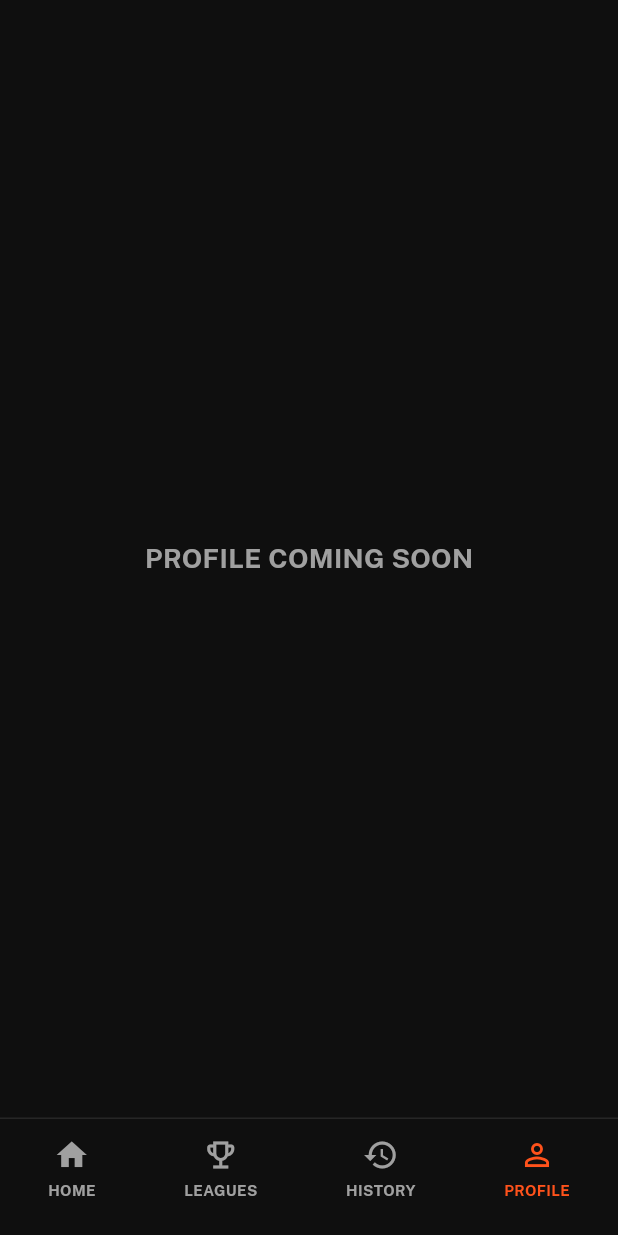
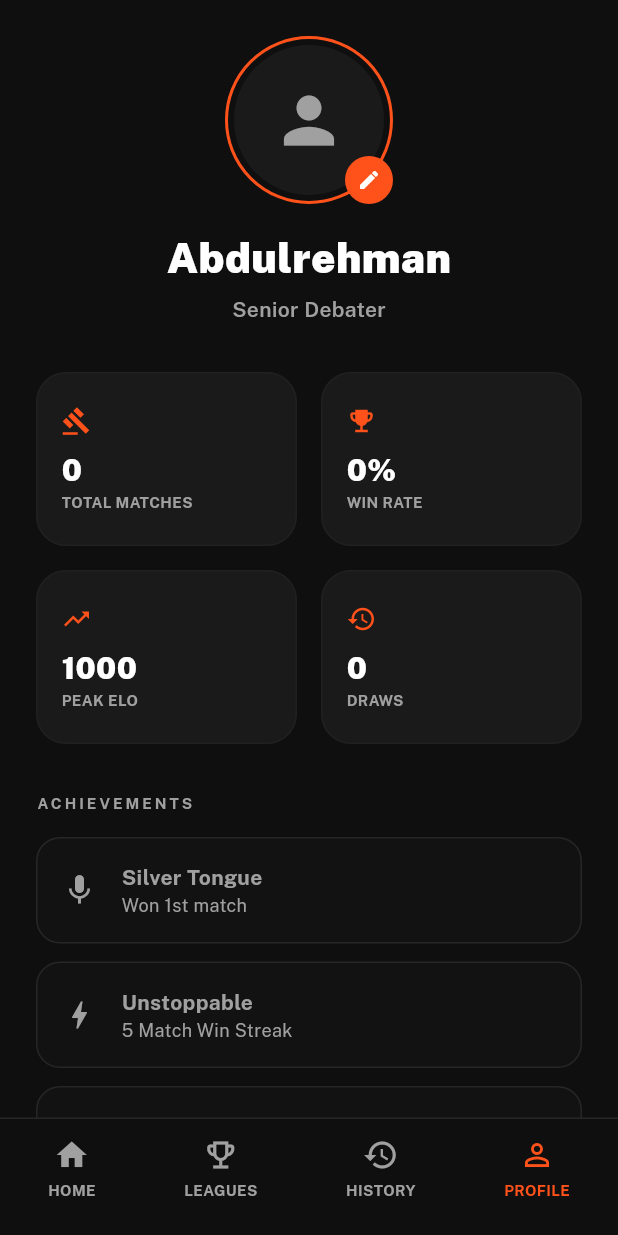
Before and after one commit to Abdulrehman0911/DebateME, a Flutter app: the screen it shows after launch, item 4 of the bottom bar chosen, on a phone screen of 412 x 824 dp. Run offline on Flutter 3.47's test engine with Material 3 defaults, Android fonts, the phone set to English and light mode, and no system bars; our stand-ins replace flutter_dotenv, google_fonts, google_generative_ai, hive_flutter; accounts and stored records are empty.

Commit message:
feat: implement Leagues and Profile screens, completing the core app features and visual polish

```diff
--- a/lib/features/home/home_screen.dart
+++ b/lib/features/home/home_screen.dart
@@ -7,6 +7,8 @@ import '../../core/models/match_record.dart';
 import '../match_setup/pre_game_screen.dart';
 import '../arena/arena_screen.dart';
 import '../history/history_screen.dart';
+import '../league/league_screen.dart';
+import '../profile/profile_screen.dart';
 
 class HomeScreen extends StatefulWidget {
   const HomeScreen({super.key});
@@ -53,9 +55,9 @@ class _HomeScreenState extends State<HomeScreen> {
         dailyPersona: _dailyPersona,
         dailyStance: _dailyStance,
       ),
-      const ComingSoonScreen(title: 'LEAGUES'),
+      const LeaguesScreen(),
       const HistoryScreen(),
-      const ComingSoonScreen(title: 'PROFILE'),
+      const ProfileScreen(),
     ];
   }
 
--- /dev/null
+++ b/lib/features/profile/profile_screen.dart
@@ -0,0 +1,277 @@
+import 'package:flutter/material.dart';
+import 'package:google_fonts/google_fonts.dart';
+import 'package:hive_flutter/hive_flutter.dart';
+import '../../core/constants/app_colors.dart';
+import '../../core/models/match_record.dart';
+
+class ProfileScreen extends StatelessWidget {
+  const ProfileScreen({super.key});
+
+  @override
+  Widget build(BuildContext context) {
+    return Scaffold(
+      backgroundColor: AppColors.background,
+      body: SafeArea(
+        child: ValueListenableBuilder<Box>(
+          valueListenable: Hive.box('match_history').listenable(),
+          builder: (context, matchBox, _) {
+            final matches = matchBox.values.map((m) => MatchRecord.fromMap(m as Map<dynamic, dynamic>)).toList();
+
+            final int totalMatches = matches.length;
+            final int wins = matches.where((m) => m.result == 'Victory').length;
+            final int losses = matches.where((m) => m.result == 'Defeat').length;
+            final int draws = matches.where((m) => m.result == 'Draw').length;
+
+            int elo = 1000;
+            int highestElo = 1000;
+            for (var m in matches) {
+              elo += m.eloChange;
+              if (elo > highestElo) highestElo = elo;
+            }
+
+            return SingleChildScrollView(
+              padding: const EdgeInsets.all(24.0),
+              child: Column(
+                crossAxisAlignment: CrossAxisAlignment.start,
+                children: [
+                  _buildProfileHeader(context),
+                  const SizedBox(height: 32),
+                  _buildStatsGrid(totalMatches, wins, losses, draws, highestElo),
+                  const SizedBox(height: 32),
+                  _buildSectionTitle('ACHIEVEMENTS'),
+                  const SizedBox(height: 16),
+                  _buildAchievementsList(wins),
+                  const SizedBox(height: 32),
+                  _buildSectionTitle('ACCOUNT SETTINGS'),
+                  const SizedBox(height: 16),
+                  _buildSettingsTile(Icons.notifications_outlined, 'Notifications', 'Enabled'),
+                  _buildSettingsTile(Icons.lock_outline, 'Privacy', 'Public'),
+                  _buildSettingsTile(Icons.help_outline, 'Help & Support', ''),
+                  const SizedBox(height: 100), // Bottom nav space
+                ],
+              ),
+            );
+          },
+        ),
+      ),
+    );
+  }
+
+  Widget _buildProfileHeader(BuildContext context) {
+    return ValueListenableBuilder<Box>(
+      valueListenable: Hive.box('user_settings').listenable(keys: ['username']),
+      builder: (context, box, _) {
+        final String name = box.get('username', defaultValue: 'Abdulrehman');
+        return Column(
+          children: [
+            Center(
+              child: Stack(
+                children: [
+                  Container(
+                    padding: const EdgeInsets.all(4),
+                    decoration: BoxDecoration(
+                      shape: BoxShape.circle,
+                      border: Border.all(color: AppColors.accent, width: 2),
+                    ),
+                    child: const CircleAvatar(
+                      radius: 50,
+                      backgroundColor: AppColors.surface,
+                      child: Icon(Icons.person, size: 50, color: AppColors.secondaryText),
+                    ),
+                  ),
+                  Positioned(
+                    bottom: 0,
+                    right: 0,
+                    child: Container(
+                      padding: const EdgeInsets.all(8),
+                      decoration: const BoxDecoration(
+                        color: AppColors.accent,
+                        shape: BoxShape.circle,
+                      ),
+                      child: const Icon(Icons.edit, color: Colors.white, size: 16),
+                    ),
+                  ),
+                ],
+              ),
+            ),
+            const SizedBox(height: 16),
+            Text(
+              name,
+              style: GoogleFonts.publicSans(
+                color: AppColors.primaryText,
+                fontSize: 28,
+                fontWeight: FontWeight.w900,
+              ),
+            ),
+            const SizedBox(height: 4),
+            Text(
+              'Senior Debater',
+              style: GoogleFonts.publicSans(
+                color: AppColors.secondaryText,
+                fontSize: 14,
+                fontWeight: FontWeight.w600,
+              ),
+            ),
+          ],
+        );
+      },
+    );
+  }
+
+  Widget _buildStatsGrid(int total, int wins, int losses, int draws, int highest) {
+    return GridView.count(
+      shrinkWrap: true,
+      physics: const NeverScrollableScrollPhysics(),
+      crossAxisCount: 2,
+      crossAxisSpacing: 16,
+      mainAxisSpacing: 16,
+      childAspectRatio: 1.5,
+      children: [
+        _buildStatItem('TOTAL MATCHES', total.toString(), Icons.gavel),
+        _buildStatItem('WIN RATE', total == 0 ? '0%' : '${((wins / total) * 100).toInt()}%', Icons.emoji_events),
+        _buildStatItem('PEAK ELO', highest.toString(), Icons.trending_up),
+        _buildStatItem('DRAWS', draws.toString(), Icons.history),
+      ],
+    );
+  }
+
+  Widget _buildStatItem(String label, String value, IconData icon) {
+    return Container(
+      padding: const EdgeInsets.all(16),
+      decoration: BoxDecoration(
+        color: AppColors.surface,
+        borderRadius: BorderRadius.circular(20),
+        border: Border.all(color: AppColors.divider.withOpacity(0.5)),
+      ),
+      child: Column(
+        crossAxisAlignment: CrossAxisAlignment.start,
+        mainAxisAlignment: MainAxisAlignment.center,
+        children: [
+          Icon(icon, color: AppColors.accent, size: 20),
+          const SizedBox(height: 8),
+          Text(
+            value,
+            style: GoogleFonts.publicSans(
+              color: AppColors.primaryText,
+              fontSize: 20,
+              fontWeight: FontWeight.w900,
+            ),
+          ),
+          Text(
+            label,
+            style: GoogleFonts.publicSans(
+              color: AppColors.secondaryText,
+              fontSize: 10,
+              fontWeight: FontWeight.bold,
+            ),
+          ),
+        ],
+      ),
+    );
+  }
+
+  Widget _buildSectionTitle(String title) {
+    return Text(
+      title,
+      style: GoogleFonts.publicSans(
+        color: AppColors.secondaryText,
+        fontSize: 10,
+        fontWeight: FontWeight.bold,
+        letterSpacing: 2,
+      ),
+    );
+  }
+
+  Widget _buildAchievementsList(int wins) {
+    final achievements = [
+      {'title': 'Silver Tongue', 'desc': 'Won 1st match', 'unlocked': wins >= 1, 'icon': Icons.mic},
+      {'title': 'Unstoppable', 'desc': '5 Match Win Streak', 'unlocked': wins >= 5, 'icon': Icons.bolt},
+      {'title': 'Philosopher', 'desc': '10 Matches Completed', 'unlocked': wins >= 10, 'icon': Icons.menu_book},
+    ];
+
+    return Column(
+      children: achievements.map((ach) {
+        bool unlocked = ach['unlocked'] as bool;
+        return Container(
+          margin: const EdgeInsets.only(bottom: 12),
+          padding: const EdgeInsets.all(16),
+          decoration: BoxDecoration(
+            color: unlocked ? AppColors.surface : AppColors.surface.withOpacity(0.3),
+            borderRadius: BorderRadius.circular(16),
+            border: Border.all(
+              color: unlocked ? AppColors.accent.withOpacity(0.5) : AppColors.divider,
+            ),
+          ),
+          child: Row(
+            children: [
+              Icon(
+                ach['icon'] as IconData,
+                color: unlocked ? AppColors.accent : AppColors.secondaryText,
+              ),
+              const SizedBox(width: 16),
+              Expanded(
+                child: Column(
+                  crossAxisAlignment: CrossAxisAlignment.start,
+                  children: [
+                    Text(
+                      ach['title'] as String,
+                      style: GoogleFonts.publicSans(
+                        color: unlocked ? AppColors.primaryText : AppColors.secondaryText,
+                        fontWeight: FontWeight.bold,
+                      ),
+                    ),
+                    Text(
+                      ach['desc'] as String,
+                      style: GoogleFonts.publicSans(
+                        color: AppColors.secondaryText,
+                        fontSize: 12,
+                      ),
+                    ),
+                  ],
+                ),
+              ),
+              if (unlocked)
+                const Icon(Icons.check_circle, color: Colors.greenAccent, size: 16),
+            ],
+          ),
+        );
+      }).toList(),
+    );
+  }
+
+  Widget _buildSettingsTile(IconData icon, String title, String value) {
+    return Container(
+      margin: const EdgeInsets.only(bottom: 8),
+      padding: const EdgeInsets.symmetric(vertical: 16, horizontal: 4),
+      decoration: const BoxDecoration(
+        border: Border(bottom: BorderSide(color: AppColors.divider)),
+      ),
+      child: Row(
+        children: [
+          Icon(icon, color: AppColors.secondaryText, size: 20),
+          const SizedBox(width: 16),
+          Expanded(
+            child: Text(
+              title,
+              style: GoogleFonts.publicSans(
+                color: AppColors.primaryText,
+                fontWeight: FontWeight.w600,
+              ),
+            ),
+          ),
+          if (value.isNotEmpty)
+            Text(
+              value,
+              style: GoogleFonts.publicSans(
+                color: AppColors.secondaryText,
+                fontWeight: FontWeight.bold,
+                fontSize: 12,
+              ),
+            ),
+          const SizedBox(width: 8),
+          const Icon(Icons.chevron_right, color: AppColors.secondaryText, size: 16),
+        ],
+      ),
+    );
+  }
+}
```
Also changed, not shown: lib/features/league/league_screen.dart (added, +204 -0 lines).
